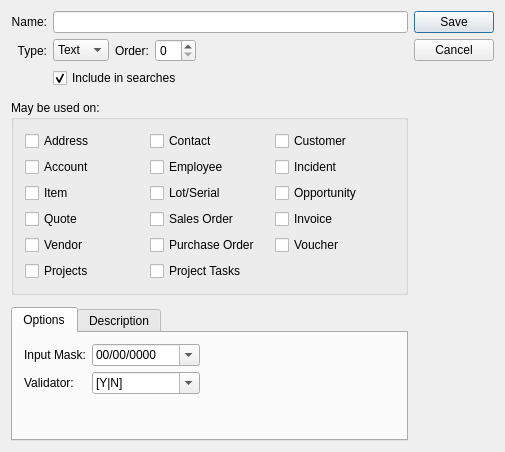
The window that guiclient/characteristic.ui (Pegasus-RPG/xtuple-client) describes before a commit, drawn with Qt 5.
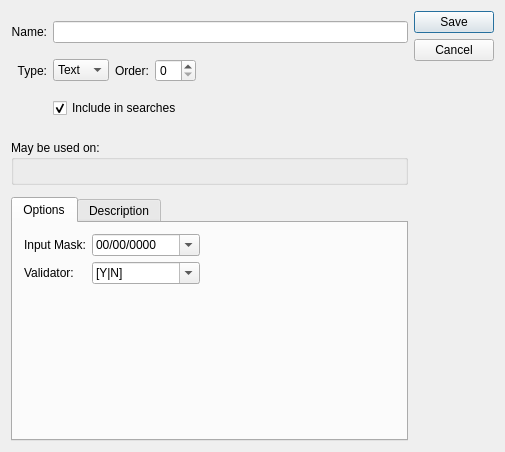
The same window after the commit. Custom widgets are drawn as their Qt base class.

The edit to the form file:
```diff
--- a/guiclient/characteristic.ui
+++ b/guiclient/characteristic.ui
@@ -125,127 +125,7 @@
      <property name="title">
       <string>May be used on:</string>
      </property>
-     <layout class="QGridLayout" name="gridLayout_2">
-      <item row="4" column="0">
-       <widget class="QCheckBox" name="_quotes">
-        <property name="text">
-         <string>Quote</string>
-        </property>
-       </widget>
-      </item>
-      <item row="3" column="0">
-       <widget class="QCheckBox" name="_items">
-        <property name="text">
-         <string>Item</string>
-        </property>
-       </widget>
-      </item>
-      <item row="0" column="1">
-       <widget class="QCheckBox" name="_contacts">
-        <property name="text">
-         <string>Contact</string>
-        </property>
-       </widget>
-      </item>
-      <item row="2" column="2">
-       <widget class="QCheckBox" name="_incidents">
-        <property name="text">
-         <string>Incident</string>
-        </property>
-       </widget>
-      </item>
-      <item row="3" column="2">
-       <widget class="QCheckBox" name="_opportunity">
-        <property name="text">
-         <string>Opportunity</string>
-        </property>
-       </widget>
-      </item>
-      <item row="2" column="1">
-       <widget class="QCheckBox" name="_employees">
-        <property name="text">
-         <string>Employee</string>
-        </property>
-       </widget>
-      </item>
-      <item row="0" column="0">
-       <widget class="QCheckBox" name="_addresses">
-        <property name="text">
-         <string>Address</string>
-        </property>
-       </widget>
-      </item>
-      <item row="4" column="1">
-       <widget class="QCheckBox" name="_salesorders">
-        <property name="text">
-         <string>Sales Order</string>
-        </property>
-       </widget>
-      </item>
-      <item row="4" column="2">
-       <widget class="QCheckBox" name="_invoices">
-        <property name="text">
-         <string>Invoice</string>
-        </property>
-       </widget>
-      </item>
-      <item row="3" column="1">
-       <widget class="QCheckBox" name="_lotSerial">
-        <property name="text">
-         <string>Lot/Serial</string>
-        </property>
-       </widget>
-      </item>
-      <item row="0" column="2">
-       <widget class="QCheckBox" name="_customers">
-        <property name="text">
-         <string>Customer</string>
-        </property>
-       </widget>
-      </item>
-      <item row="2" column="0">
-       <widget class="QCheckBox" name="_crmaccounts">
-        <property name="text">
-         <string>Account</string>
-        </property>
-       </widget>
-      </item>
-      <item row="5" column="0">
-       <widget class="QCheckBox" name="_vendors">
-        <property name="text">
-         <string>Vendor</string>
-        </property>
-       </widget>
-      </item>
-      <item row="5" column="1">
-       <widget class="QCheckBox" name="_purchaseorders">
-        <property name="text">
-         <string>Purchase Order</string>
-        </property>
-       </widget>
-      </item>
-      <item row="5" column="2">
-       <widget class="QCheckBox" name="_vouchers">
-        <property name="text">
-         <string>Voucher</string>
-        </property>
-       </widget>
-      </item>     
-      <item row="6" column="0">
-       <widget class="QCheckBox" name="_projects">
-        <property name="text">
-         <string>Projects</string>
-        </property>
-       </widget>
-      </item>
-      <item row="6" column="1">
-       <widget class="QCheckBox" name="_tasks">
-        <property name="text">
-         <string>Project Tasks</string>
-        </property>
-       </widget>
-      </item>
-     </layout>
+     <layout class="QGridLayout" name="gridLayout_2"/>
     </widget>
    </item>
    <item row="2" column="0">
```
Left out of the diff: 9 changed lines with no effect on the pictures.
